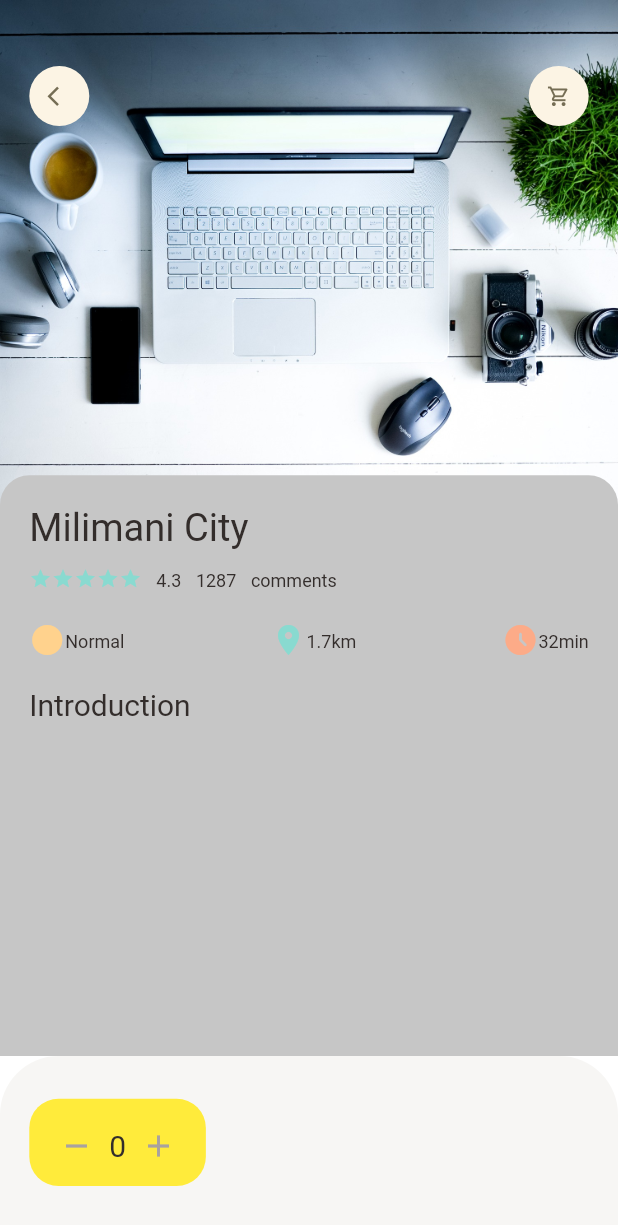
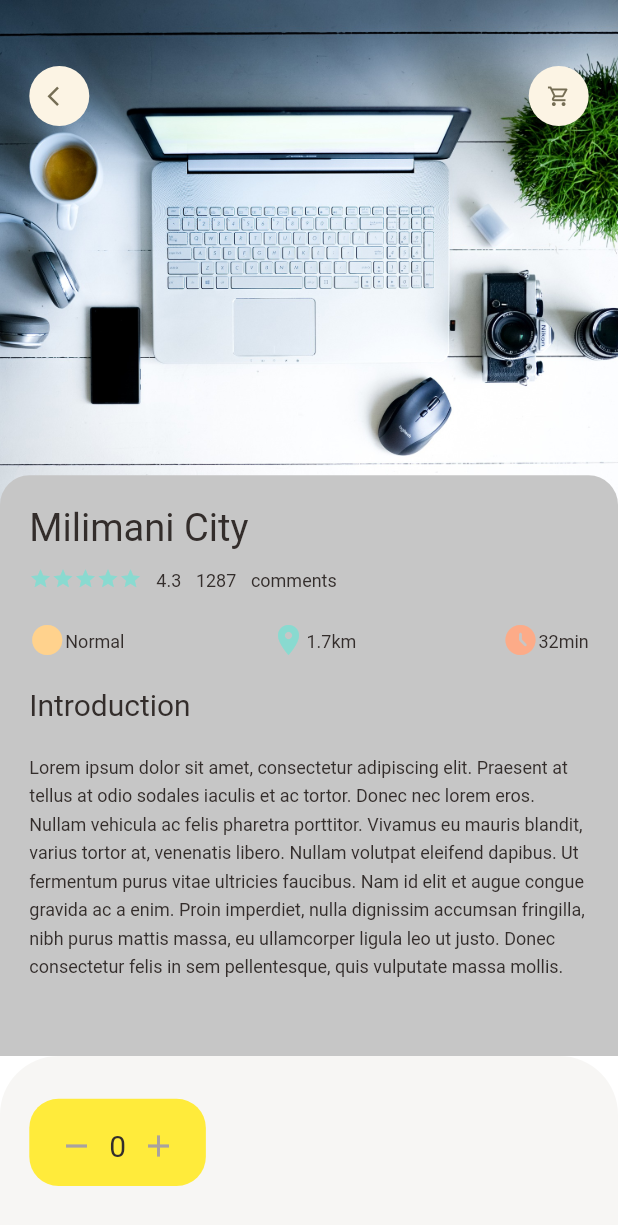
Before and after one commit to johngolem/Turaco, a Flutter app: the screen it shows after launch, on a phone screen of 412 x 824 dp. Shown: the top 1225 px of the screen. Run offline on Flutter 3.47's test engine with Material 2 defaults, Android fonts, the phone set to English and light mode, and no system bars; our stand-ins replace dots_indicator, get.

Commit message:
add paragraph text widget

```diff
--- a/lib/pages/product/popular_product_detail.dart
+++ b/lib/pages/product/popular_product_detail.dart
@@ -2,6 +2,7 @@ import 'package:flutter/material.dart';
 import 'package:turac/utils/dimensions.dart';
 import 'package:turac/widgets/appIcon.dart';
 import 'package:turac/widgets/app_column.dart';
+import 'package:turac/widgets/paragraph_text.dart';
 
 import '../../utils/colors.dart';
 import '../../widgets/big_text.dart';
@@ -71,7 +72,11 @@ class PopularProductDetail extends StatelessWidget {
                    children: [
                    AppColumn(text:"Milimani City", rating: "4.3",),
                    SizedBox(height: Dimensions.height20,),
-                   BigText(text: "Introduction")
+                   BigText(text: "Introduction"),
+                   SizedBox(height: Dimensions.height20,),
+                   ParagraphText(text: "Lorem ipsum dolor sit amet, consectetur adipiscing elit. Praesent at tellus at odio sodales iaculis et ac tortor. Donec nec lorem eros. Nullam vehicula ac felis pharetra porttitor. Vivamus eu mauris blandit, varius tortor at, venenatis libero. Nullam volutpat eleifend dapibus. Ut fermentum purus vitae ultricies faucibus. Nam id elit et augue congue gravida ac a enim. Proin imperdiet, nulla dignissim accumsan fringilla, nibh purus mattis massa, eu ullamcorper ligula leo ut justo. Donec consectetur felis in sem pellentesque, quis vulputate massa mollis. Mauris in nisl eu magna luctus gravida quis non erat. Quisque eget luctus urna, vitae blandit eros. Ut gravida quam nulla, non eleifend dui ullamcorper quis. Phasellus tempus volutpat venenatis. Aliquam varius elit vitae augue condimentum rhoncus. Sed posuere elit leo, ut vestibulum tortor ullamcorper sed. Quisque porta ex eros, at auctor ligula volutpat eu.")
+
+
 
                  ],)
                  )
--- /dev/null
+++ b/lib/widgets/paragraph_text.dart
@@ -0,0 +1,30 @@
+import 'package:flutter/material.dart';
+
+// ignore: must_be_immutable
+class ParagraphText extends StatelessWidget {
+  Color? color;
+  final String text;
+  double size;
+  double height;
+  ParagraphText({
+    Key? key,
+    this.color = const Color(0xFF332d2b),
+    required this.text,
+    this.size = 12,
+    this.height=1.6,
+  }) : super(key: key);
+
+  @override
+  Widget build(BuildContext context) {
+    return Text(
+      text,
+      maxLines: 8,
+      style: TextStyle(
+        fontFamily: 'Roboto',
+        color: color,
+        fontSize: size,
+        height: height,
+      ),
+    );
+  }
+}
```
